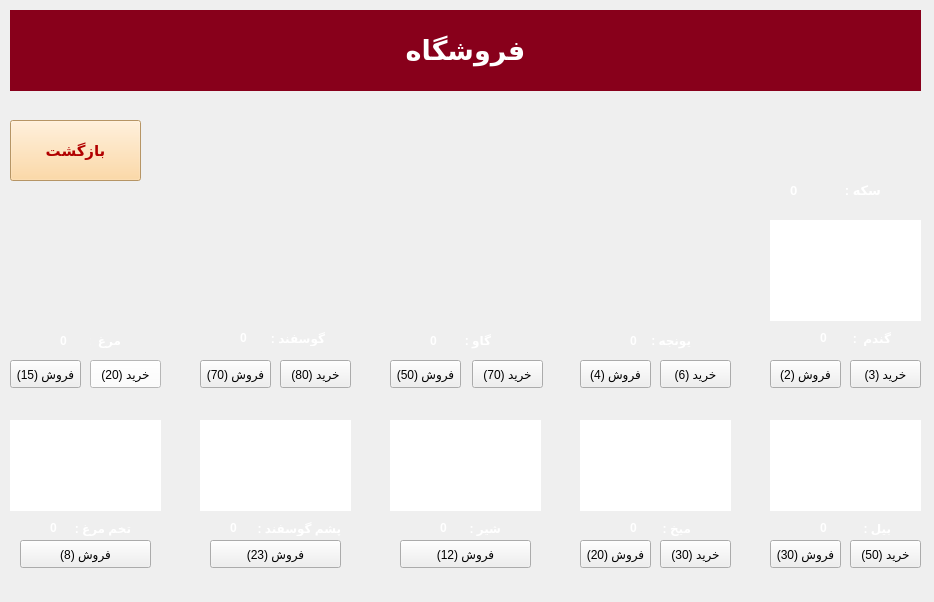
This is Store.ui in Mahdi-Ghasemii/AP_Project as Qt 5 draws it before an edit. The edited form follows.
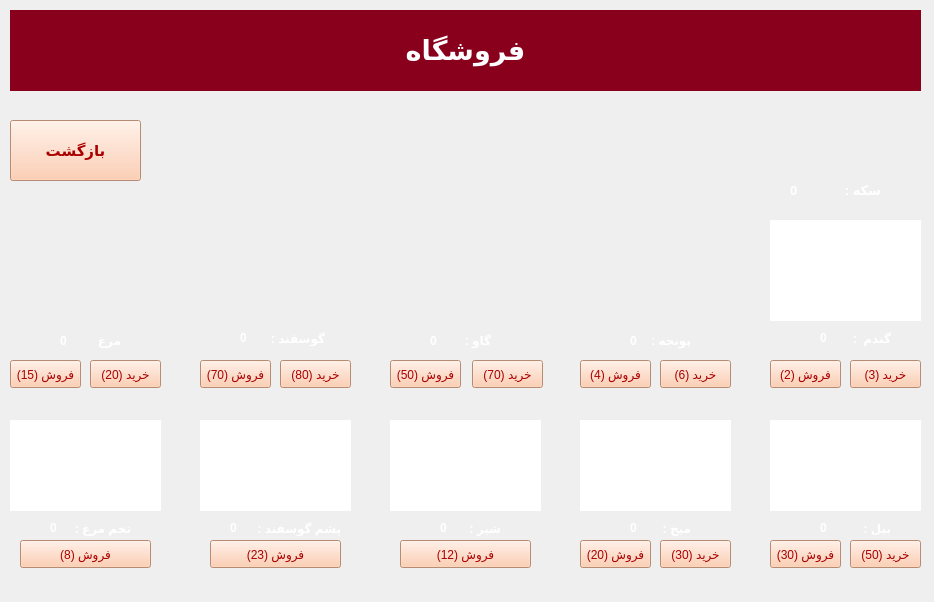
This is the edited form. Icons and pictures are not drawn.

```diff
--- a/Store.ui
+++ b/Store.ui
@@ -119,7 +119,8 @@
     <cursorShape>PointingHandCursor</cursorShape>
    </property>
    <property name="styleSheet">
-    <string notr="true"/>
+    <string notr="true">background-color: rgb(255, 194, 158);
+color: rgb(170, 0, 0);</string>
    </property>
    <property name="text">
     <string>خرید (70)</string>
@@ -722,7 +723,8 @@
     <cursorShape>PointingHandCursor</cursorShape>
    </property>
    <property name="styleSheet">
-    <string notr="true"/>
+    <string notr="true">background-color: rgb(255, 194, 158);
+color: rgb(170, 0, 0);</string>
    </property>
    <property name="text">
     <string>خرید (80)</string>
@@ -741,7 +743,8 @@
     <cursorShape>PointingHandCursor</cursorShape>
    </property>
    <property name="styleSheet">
-    <string notr="true"/>
+    <string notr="true">background-color: rgb(255, 194, 158);
+color: rgb(170, 0, 0);</string>
    </property>
    <property name="text">
     <string>فروش (50)</string>
@@ -760,7 +763,8 @@
     <cursorShape>PointingHandCursor</cursorShape>
    </property>
    <property name="styleSheet">
-    <string notr="true"/>
+    <string notr="true">background-color: rgb(255, 194, 158);
+color: rgb(170, 0, 0);</string>
    </property>
    <property name="text">
     <string>فروش (70)</string>
@@ -779,7 +783,8 @@
     <cursorShape>PointingHandCursor</cursorShape>
    </property>
    <property name="styleSheet">
-    <string notr="true">background-color: rgb(255, 255, 255);</string>
+    <string notr="true">background-color: rgb(255, 194, 158);
+color: rgb(170, 0, 0);</string>
    </property>
    <property name="text">
     <string>خرید (20)</string>
@@ -798,7 +803,8 @@
     <cursorShape>PointingHandCursor</cursorShape>
    </property>
    <property name="styleSheet">
-    <string notr="true"/>
+    <string notr="true">background-color: rgb(255, 194, 158);
+color: rgb(170, 0, 0);</string>
    </property>
    <property name="text">
     <string>فروش (15)</string>
@@ -817,7 +823,8 @@
     <cursorShape>PointingHandCursor</cursorShape>
    </property>
    <property name="styleSheet">
-    <string notr="true"/>
+    <string notr="true">background-color: rgb(255, 194, 158);
+color: rgb(170, 0, 0);</string>
    </property>
    <property name="text">
     <string>خرید (30)</string>
@@ -836,7 +843,8 @@
     <cursorShape>PointingHandCursor</cursorShape>
    </property>
    <property name="styleSheet">
-    <string notr="true"/>
+    <string notr="true">background-color: rgb(255, 194, 158);
+color: rgb(170, 0, 0);</string>
    </property>
    <property name="text">
     <string>فروش (20)</string>
@@ -855,7 +863,8 @@
     <cursorShape>PointingHandCursor</cursorShape>
    </property>
    <property name="styleSheet">
-    <string notr="true"/>
+    <string notr="true">background-color: rgb(255, 194, 158);
+color: rgb(170, 0, 0);</string>
    </property>
    <property name="text">
     <string>فروش (4)</string>
@@ -874,7 +883,8 @@
     <cursorShape>PointingHandCursor</cursorShape>
    </property>
    <property name="styleSheet">
-    <string notr="true"/>
+    <string notr="true">background-color: rgb(255, 194, 158);
+color: rgb(170, 0, 0);</string>
    </property>
    <property name="text">
     <string>خرید (6)</string>
@@ -893,7 +903,8 @@
     <cursorShape>PointingHandCursor</cursorShape>
    </property>
    <property name="styleSheet">
-    <string notr="true"/>
+    <string notr="true">background-color: rgb(255, 194, 158);
+color: rgb(170, 0, 0);</string>
    </property>
    <property name="text">
     <string>خرید (3)</string>
@@ -912,7 +923,8 @@
     <cursorShape>PointingHandCursor</cursorShape>
    </property>
    <property name="styleSheet">
-    <string notr="true"/>
+    <string notr="true">background-color: rgb(255, 194, 158);
+color: rgb(170, 0, 0);</string>
    </property>
    <property name="text">
     <string>فروش (2)</string>
@@ -931,7 +943,8 @@
     <cursorShape>PointingHandCursor</cursorShape>
    </property>
    <property name="styleSheet">
-    <string notr="true"/>
+    <string notr="true">background-color: rgb(255, 194, 158);
+color: rgb(170, 0, 0);</string>
    </property>
    <property name="text">
     <string>فروش (8)</string>
@@ -950,7 +963,8 @@
     <cursorShape>PointingHandCursor</cursorShape>
    </property>
    <property name="styleSheet">
-    <string notr="true"/>
+    <string notr="true">background-color: rgb(255, 194, 158);
+color: rgb(170, 0, 0);</string>
    </property>
    <property name="text">
     <string>فروش (23)</string>
@@ -969,7 +983,8 @@
     <cursorShape>PointingHandCursor</cursorShape>
    </property>
    <property name="styleSheet">
-    <string notr="true"/>
+    <string notr="true">background-color: rgb(255, 194, 158);
+color: rgb(170, 0, 0);</string>
    </property>
    <property name="text">
     <string>خرید (50)</string>
@@ -988,7 +1003,8 @@
     <cursorShape>PointingHandCursor</cursorShape>
    </property>
    <property name="styleSheet">
-    <string notr="true"/>
+    <string notr="true">background-color: rgb(255, 194, 158);
+color: rgb(170, 0, 0);</string>
    </property>
    <property name="text">
     <string>فروش (30)</string>
@@ -1007,7 +1023,8 @@
     <cursorShape>PointingHandCursor</cursorShape>
    </property>
    <property name="styleSheet">
-    <string notr="true"/>
+    <string notr="true">background-color: rgb(255, 194, 158);
+color: rgb(170, 0, 0);</string>
    </property>
    <property name="text">
     <string>فروش (12)</string>
@@ -1099,10 +1116,8 @@
     <cursorShape>PointingHandCursor</cursorShape>
    </property>
    <property name="styleSheet">
-    <string notr="true">color: rgb(177, 0, 0);
-background-color: rgb(255, 208, 141);
-font-weight: bold;
-</string>
+    <string notr="true">background-color: rgb(255, 194, 158);
+color: rgb(170, 0, 0);</string>
    </property>
    <property name="text">
     <string>بازگشت</string>
```
